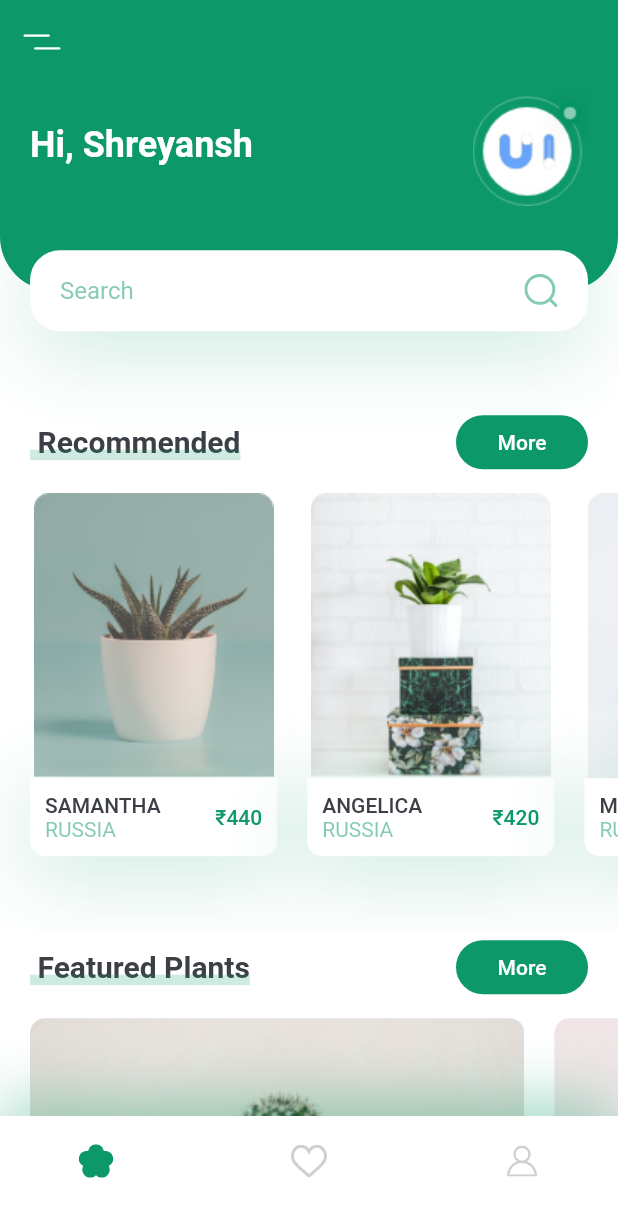
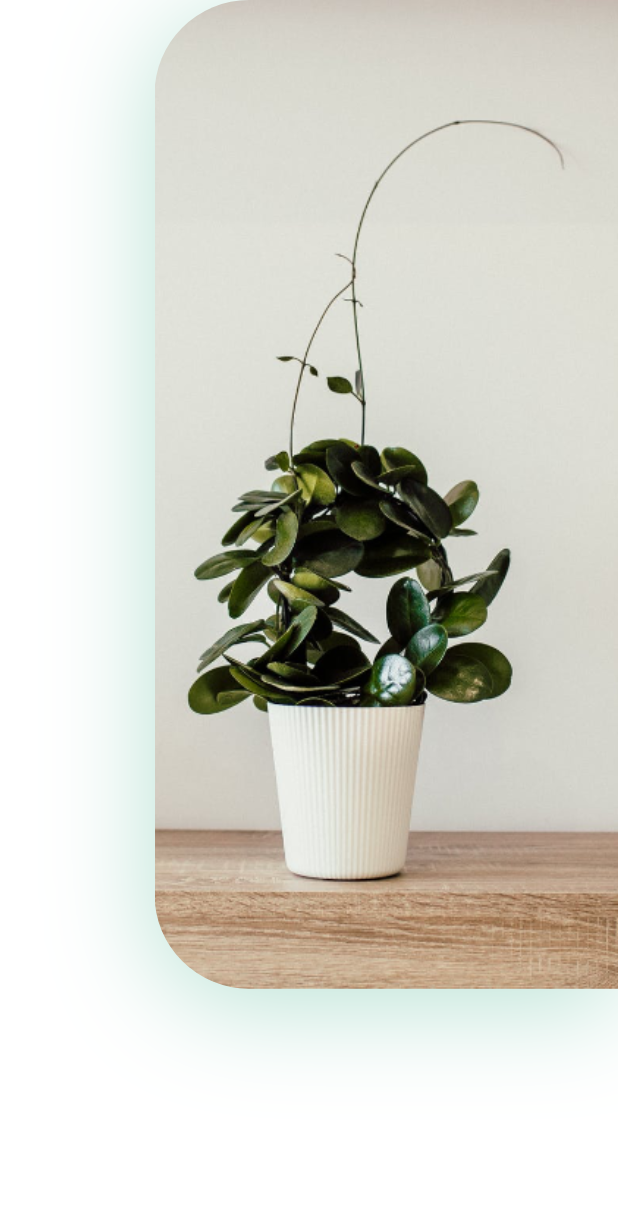
Before and after one commit to shreyansh-jain/plant_app, a Flutter app: the screen it shows after launch, after a tap on an icon or button, on a phone screen of 412 x 824 dp. Shown: the top 1217 px of the screen. Run offline on Flutter 3.47's test engine with Material 2 defaults, Android fonts, the phone set to English and light mode, and no system bars; our stand-ins replace flutter_svg.

Commit message:
Started Designing a Details Page

```diff
--- a/lib/components/my_bottom_navbar.dart
+++ b/lib/components/my_bottom_navbar.dart
@@ -13,7 +13,7 @@ class MyBottomNavBar extends StatelessWidget {
       padding: EdgeInsets.only(
           left: kDefaultPadding * 2,
           right: kDefaultPadding * 2,
-          bottom: kDefaultPadding),
+          bottom: kDefaultPadding * 0),
       height: 80,
       decoration: BoxDecoration(color: Colors.white, boxShadow: [
         BoxShadow(
--- /dev/null
+++ b/lib/screens/details/components/body.dart
@@ -0,0 +1,39 @@
+import 'package:flutter/material.dart';
+import 'package:plant_app/constants.dart';
+
+class Body extends StatelessWidget {
+  @override
+  Widget build(BuildContext context) {
+    Size size = MediaQuery.of(context).size;
+
+    return Column(
+      children: <Widget>[
+        Row(
+          children: <Widget>[
+            Expanded(
+              child: Column(),
+            ),
+            Container(
+              height: size.height * 0.8,
+              width: size.width * 0.75,
+              decoration: BoxDecoration(
+                  borderRadius: BorderRadius.only(
+                      topLeft: Radius.circular(63),
+                      bottomLeft: Radius.circular(63)),
+                  boxShadow: [
+                    BoxShadow(
+                        offset: Offset(0, 10),
+                        blurRadius: 60,
+                        color: kPrimaryColor.withOpacity(0.29))
+                  ],
+                  image: DecorationImage(
+                      alignment: Alignment.centerLeft,
+                      fit: BoxFit.cover,
+                      image: AssetImage("assets/images/img.png"))),
+            )
+          ],
+        )
+      ],
+    );
+  }
+}
--- /dev/null
+++ b/lib/screens/details/details_screen.dart
@@ -0,0 +1,9 @@
+import 'package:flutter/material.dart';
+import 'package:plant_app/screens/details/components/body.dart';
+
+class DetailsScreen extends StatelessWidget {
+  @override
+  Widget build(BuildContext context) {
+    return Scaffold(body: Body(), backgroundColor: Colors.white);
+  }
+}
--- a/lib/screens/home/components/recommend_plants.dart
+++ b/lib/screens/home/components/recommend_plants.dart
@@ -1,6 +1,7 @@
 import 'package:flutter/material.dart';
 import 'package:flutter_svg/flutter_svg.dart';
 import 'package:plant_app/constants.dart';
+import 'package:plant_app/screens/details/details_screen.dart';
 
 class RecommendsPlant extends StatelessWidget {
   const RecommendsPlant({
@@ -17,21 +18,30 @@ class RecommendsPlant extends StatelessWidget {
             image: "assets/images/image_1.png",
             title: "Samantha",
             country: "Russia",
-            press: () {},
+            press: () {
+              Navigator.push(context,
+                  MaterialPageRoute(builder: (context) => DetailsScreen()));
+            },
             price: 440,
           ),
           RecommendedPlantCard(
             image: "assets/images/image_2.png",
             title: "Angelica",
             country: "Russia",
-            press: () {},
+            press: () {
+              Navigator.push(context,
+                  MaterialPageRoute(builder: (context) => DetailsScreen()));
+            },
             price: 420,
           ),
           RecommendedPlantCard(
             image: "assets/images/image_3.png",
             title: "Michael",
             country: "Russia",
-            press: () {},
+            press: () {
+              Navigator.push(context,
+                  MaterialPageRoute(builder: (context) => DetailsScreen()));
+            },
             price: 480,
           ),
         ],
```
